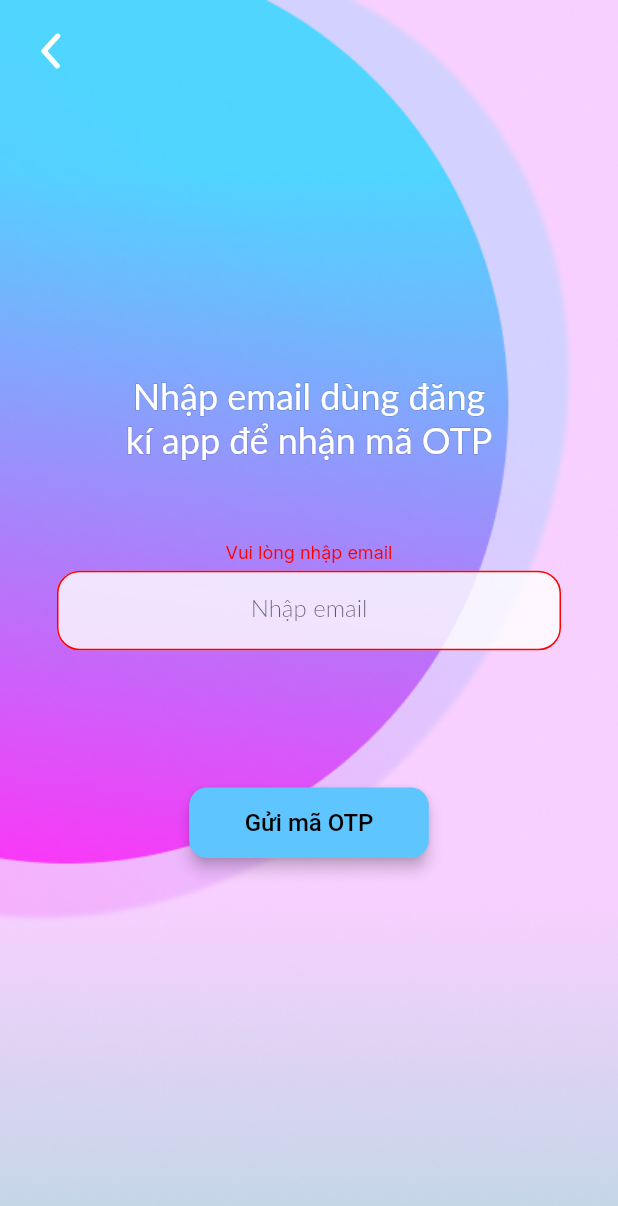
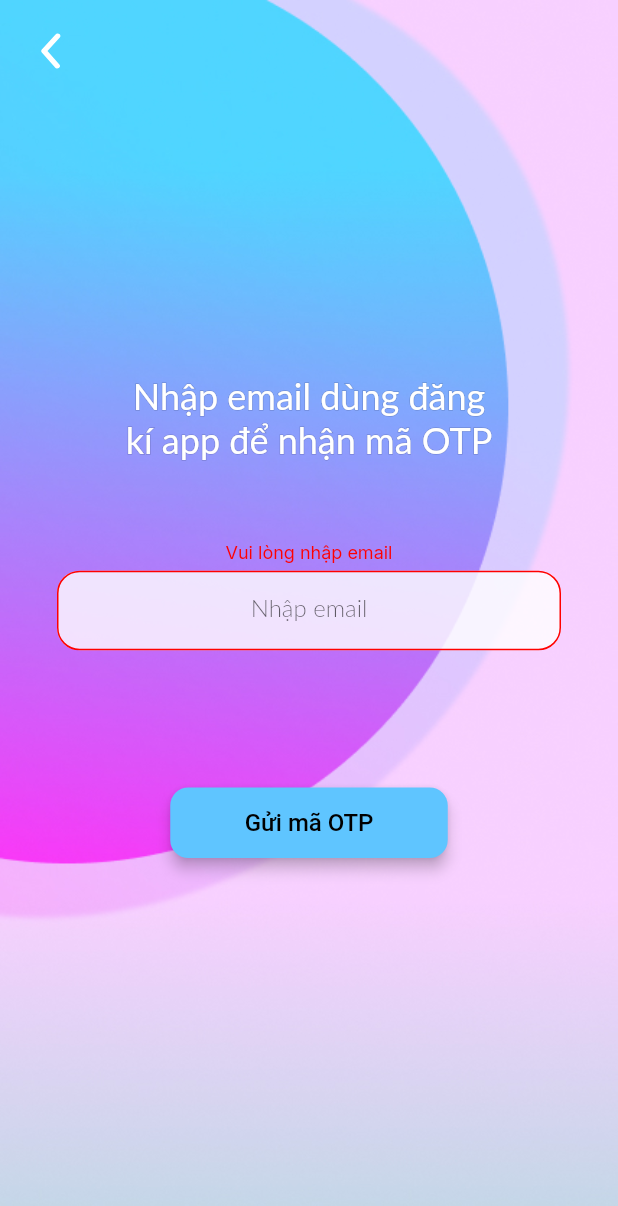
Before and after one commit to huynnq02/CondominiumManagement, a Flutter app: the ForgetPasswordScreen screen opened directly, after a tap on "Gửi mã OTP", on a phone screen of 412 x 824 dp. Shown: the top 1206 px of the screen. Run offline on Flutter 3.47's test engine with Material 2 defaults, Android fonts, the phone set to English and light mode, and no system bars; our stand-ins replace dio, equatable, flutter_screenutil, flutter_svg, google_fonts, image_picker and 1 more; accounts and stored records are empty.

Commit message:
added reset password provider

```diff
--- a/lib/app.dart
+++ b/lib/app.dart
@@ -10,7 +10,7 @@ import 'package:untitled/src/providers/profile_provider.dart';
 import 'package:untitled/src/providers/register_provider.dart';
 import 'package:untitled/src/providers/login_provider.dart';
 import 'package:untitled/src/providers/repository_provider.dart';
-import 'package:untitled/src/screens/logout%20screen/logout_screen.dart';
+import 'package:untitled/src/providers/reset_password_provider.dart';
 import 'package:untitled/src/screens/login%20screen/login_screen.dart';
 import 'package:untitled/src/screens/main%20screen/main_screen.dart';
 import 'package:untitled/utils/helper/app_preference.dart';
@@ -96,6 +96,11 @@ class _AppState extends State<App> {
               return OTPProvider();
             },
           ),
+          ChangeNotifierProvider(
+            create: (BuildContext context) {
+              return ResetPasswordProvider();
+            },
+          ),
         ],
         child: MaterialApp(
           debugShowCheckedModeBanner: false,
@@ -105,7 +110,7 @@ class _AppState extends State<App> {
                   ? MainScreen(
                       checkScreen: true,
                     )
-                  : LoginScreen()),
+                  : const LoginScreen()),
         ));
   }
 }
--- a/lib/src/screens/forget password screen/forget_password_screen.dart
+++ b/lib/src/screens/forget password screen/forget_password_screen.dart
@@ -1,10 +1,10 @@
 import 'dart:async';
-
 import 'package:flutter/material.dart';
 import 'package:flutter/services.dart';
 import 'package:flutter_svg/svg.dart';
 import 'package:google_fonts/google_fonts.dart';
-import 'package:untitled/src/screens/forget%20password%20screen/update_new_password_screen.dart';
+import 'package:provider/provider.dart';
+import 'package:untitled/src/providers/reset_password_provider.dart';
 import 'package:untitled/src/widget/outlined_text.dart';
 import 'package:untitled/utils/app_constant/app_colors.dart';
 
@@ -16,21 +16,36 @@ class ForgetPasswordScreen extends StatefulWidget {
 }
 
 class _ForgetPasswordScreenState extends State<ForgetPasswordScreen> {
+  ResetPasswordProvider? provider;
   final GlobalKey<FormState> _emailKey = GlobalKey<FormState>();
   final GlobalKey<FormState> _otpKey = GlobalKey<FormState>();
-  bool isOTPSent = false;
-  String emailError = '';
-  String otpError = '';
+  final TextEditingController emailController = TextEditingController();
+  final TextEditingController otpController = TextEditingController();
+  Timer? timer;
   int min = 1, sec = 59;
-  bool _isWaiting = false;
+  bool isWaiting = false;
+  late String email;
 
-  void startTimer() {
+  @override
+  void didChangeDependencies() {
+    super.didChangeDependencies();
+    provider = Provider.of<ResetPasswordProvider>(context, listen: false);
+  }
+
+  @override
+  void dispose() {
+    timer!.cancel();
+    provider!.reset();
+    super.dispose();
+  }
+
+  void startTimer(ResetPasswordProvider data) {
     const duration = Duration(seconds: 1);
-    Timer.periodic(duration, (timer) {
+    timer = Timer.periodic(duration, (timer) {
       if (min == 0 && sec == 0) {
         setState(() {
           timer.cancel();
-          _isWaiting = false;
+          isWaiting = false;
 
           min = 1;
           sec = 59;
@@ -47,8 +62,27 @@ class _ForgetPasswordScreenState extends State<ForgetPasswordScreen> {
     });
   }
 
+  void showLoading() {
+    showDialog(
+        context: context,
+        builder: (context) {
+          return const Center(
+            child: CircularProgressIndicator(),
+          );
+        });
+  }
+
+  void handleOTPSent(ResetPasswordProvider data) {
+    Navigator.of(context).pop();
+    if (data.isOTPSent == true) {
+      isWaiting = true;
+      startTimer(data);
+    }
+  }
+
   @override
   Widget build(BuildContext context) {
+    final data = Provider.of<ResetPasswordProvider>(context);
     return Scaffold(
         body: Container(
       decoration: const BoxDecoration(
@@ -78,11 +112,11 @@ class _ForgetPasswordScreenState extends State<ForgetPasswordScreen> {
                     const SizedBox(
                       height: 51,
                     ),
-                    if (emailError.isNotEmpty)
+                    if (data.emailError.isNotEmpty)
                       Column(
                         children: [
                           Text(
-                            emailError,
+                            data.emailError,
                             style: GoogleFonts.inter(
                                 color: AppColors.Red, fontSize: 12),
                           ),
@@ -94,6 +128,8 @@ class _ForgetPasswordScreenState extends State<ForgetPasswordScreen> {
                     Form(
                       key: _emailKey,
                       child: TextFormField(
+                        controller: emailController,
+                        readOnly: data.isOTPSent,
                         textAlign: TextAlign.center,
                         keyboardType: TextInputType.emailAddress,
                         cursorColor: Colors.black,
@@ -102,7 +138,7 @@ class _ForgetPasswordScreenState extends State<ForgetPasswordScreen> {
                         validator: (value) {
                           if (value!.isEmpty) {
                             setState(() {
-                              emailError = 'Vui lòng nhập email';
+                              data.emailError = 'Vui lòng nhập email';
                             });
                             return '';
                           }
@@ -111,12 +147,12 @@ class _ForgetPasswordScreenState extends State<ForgetPasswordScreen> {
                           RegExp regExp = RegExp(pattern);
                           if (!regExp.hasMatch(value)) {
                             setState(() {
-                              emailError = 'Email không hợp lệ';
+                              data.emailError = 'Email không hợp lệ';
                             });
                             return '';
                           }
                           setState(() {
-                            emailError = '';
+                            data.emailError = '';
                           });
                           return null;
                         },
@@ -134,8 +170,8 @@ class _ForgetPasswordScreenState extends State<ForgetPasswordScreen> {
                             ),
                             focusedBorder: OutlineInputBorder(
                               borderRadius: BorderRadius.circular(15),
-                              borderSide: const BorderSide(
-                                  color: Color(0xFF5FC5FF), width: 2.0),
+                              borderSide: BorderSide(
+                                  color: Colors.black.withOpacity(0.5)),
                             ),
                             errorBorder: OutlineInputBorder(
                               borderRadius: BorderRadius.circular(15),
@@ -155,35 +191,44 @@ class _ForgetPasswordScreenState extends State<ForgetPasswordScreen> {
                     const SizedBox(
                       height: 69,
                     ),
-                    ElevatedButton(
+                    SizedBox(
+                      width: 185,
+                      child: ElevatedButton(
                           style: ElevatedButton.styleFrom(
-                            backgroundColor: _isWaiting
+                              backgroundColor: isWaiting
                                   ? const Color(0xFFCDCDCD)
                                   : const Color(0xFF5FC5FF),
-                            padding: const EdgeInsets.symmetric(
-                                horizontal: 37, vertical: 14),
+                              padding:
+                                  const EdgeInsets.symmetric(vertical: 14),
                               shape: RoundedRectangleBorder(
                                 borderRadius: BorderRadius.circular(12),
                               ),
                               elevation: 4),
                           onPressed: () {
                             if (_emailKey.currentState!.validate()) {
-                            setState(() {
-                              _isWaiting = true;
-                              isOTPSent = true;
-                            });
-                            startTimer();
+                              if (!isWaiting) {
+                                showLoading();
+                                email = emailController.text;
+                                provider!
+                                    .sendPasswordResetOTP(email)
+                                    .then((_) => handleOTPSent(data));
+                              }
                             }
                           },
                           child: Text(
-                          _isWaiting ? '$min:$sec' : 'Gửi mã OTP',
+                            isWaiting
+                                ? '$min:$sec'
+                                : data.isOTPSent
+                                    ? 'Gửi lại'
+                                    : 'Gửi mã OTP',
                             style: GoogleFonts.lexendExa(
                                 fontSize: 16,
-                              color: _isWaiting
+                                color: isWaiting
                                     ? Colors.black.withOpacity(0.5)
                                     : Colors.black),
                           )),
-                    if (isOTPSent)
+                    ),
+                    if (data.isOTPSent)
                       Column(
                         children: [
                           const SizedBox(
@@ -201,11 +246,11 @@ class _ForgetPasswordScreenState extends State<ForgetPasswordScreen> {
                           const SizedBox(
                             height: 25,
                           ),
-                          if (otpError.isNotEmpty)
+                          if (data.otpError.isNotEmpty)
                             Column(
                               children: [
                                 Text(
-                                  otpError,
+                                  data.otpError,
                                   style: GoogleFonts.inter(
                                       color: AppColors.Red, fontSize: 12),
                                 ),
@@ -222,6 +267,7 @@ class _ForgetPasswordScreenState extends State<ForgetPasswordScreen> {
                               elevation: 4,
                               shadowColor: Colors.black,
                               child: TextFormField(
+                                controller: otpController,
                                 textAlign: TextAlign.center,
                                 keyboardType: TextInputType.number,
                                 cursorColor: Colors.black,
@@ -233,21 +279,21 @@ class _ForgetPasswordScreenState extends State<ForgetPasswordScreen> {
                                 validator: (value) {
                                   if (value!.isEmpty) {
                                     setState(() {
-                                      otpError = 'Vui lòng nhập mã OTP';
+                                      data.otpError = 'Vui lòng nhập mã OTP';
                                     });
                                     return '';
                                   }
                                   setState(() {
-                                    otpError = '';
+                                    data.otpError = '';
                                   });
                                   return null;
                                 },
                                 decoration: InputDecoration(
                                     counterText: '',
-                                    hintText: 'Nhập mã OTP',
-                                    hintStyle: const TextStyle(
-                                        fontWeight: FontWeight.w300,
-                                        fontSize: 16),
+                                    // hintText: 'Nhập mã OTP',
+                                    // hintStyle: const TextStyle(
+                                    //     fontWeight: FontWeight.w300,
+                                    //     fontSize: 16),
                                     enabledBorder: OutlineInputBorder(
                                       borderRadius: BorderRadius.circular(12),
                                       borderSide: BorderSide.none,
@@ -267,7 +313,8 @@ class _ForgetPasswordScreenState extends State<ForgetPasswordScreen> {
                                           color: Color(0xFFFF0000)),
                                     ),
                                     errorStyle: const TextStyle(height: 0),
-                                    contentPadding: const EdgeInsets.symmetric(
+                                    contentPadding:
+                                        const EdgeInsets.symmetric(
                                             vertical: 26)),
                               ),
                             ),
@@ -278,9 +325,9 @@ class _ForgetPasswordScreenState extends State<ForgetPasswordScreen> {
                           ElevatedButton(
                             onPressed: () {
                               if (_otpKey.currentState!.validate()) {
-                                Navigator.of(context).push(MaterialPageRoute(
-                                    builder: ((context) =>
-                                        const UpdateNewPasswordScreen())));
+                                showLoading();
+                                provider!.checkPasswordResetOTP(
+                                    email, otpController.text, context);
                               }
                             },
                             child: Text(
```
Also changed, not shown: lib/repository/auth/authAPI_provider.dart (+18 -2 lines), lib/repository/auth/authAPI_repository.dart (+44 -14 lines), lib/src/providers/reset_password_provider.dart (added, +83 -0 lines), lib/src/screens/forget password screen/update_new_password_screen.dart (+20 -3 lines). Lines whose indentation alone changed are shown as unchanged.
